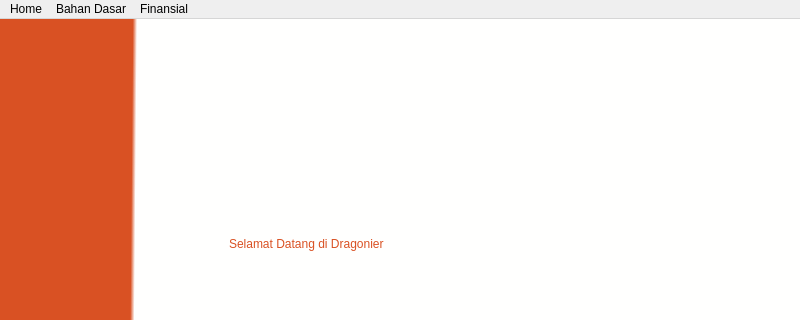
Before: the Qt Designer form src/Ui/dashboard.ui in rifandyzv/dragonier, drawn with Qt 5; both pictures show x 0 to 800 and y 0 to 320 of the 800 by 595 pixel window.
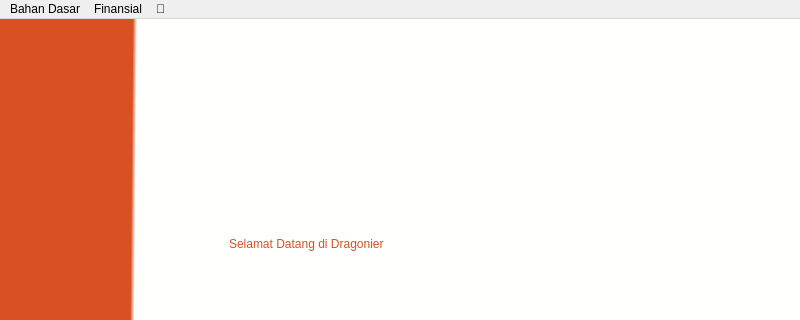
After: the same form once the commit is applied. Icons and pictures are not drawn.

Diff of the .ui file:
```diff
--- a/src/Ui/dashboard.ui
+++ b/src/Ui/dashboard.ui
@@ -79,12 +79,12 @@
      <x>0</x>
      <y>0</y>
      <width>800</width>
-     <height>26</height>
+     <height>22</height>
     </rect>
    </property>
    <widget class="QMenu" name="menuHome">
     <property name="title">
-     <string>Home</string>
+     <string>👤</string>
     </property>
    </widget>
    <widget class="QMenu" name="menuBahan_Dasar">
@@ -110,9 +110,9 @@
     <addaction name="actionInput_Data_Beban"/>
     <addaction name="menuPengolahan_Data"/>
    </widget>
-   <addaction name="menuHome"/>
    <addaction name="menuBahan_Dasar"/>
    <addaction name="menuKeuangan"/>
+   <addaction name="menuHome"/>
   </widget>
   <widget class="QStatusBar" name="statusbar"/>
   <action name="actionInput">
```
Left out of the diff: 6 changed lines with no effect on the pictures.
